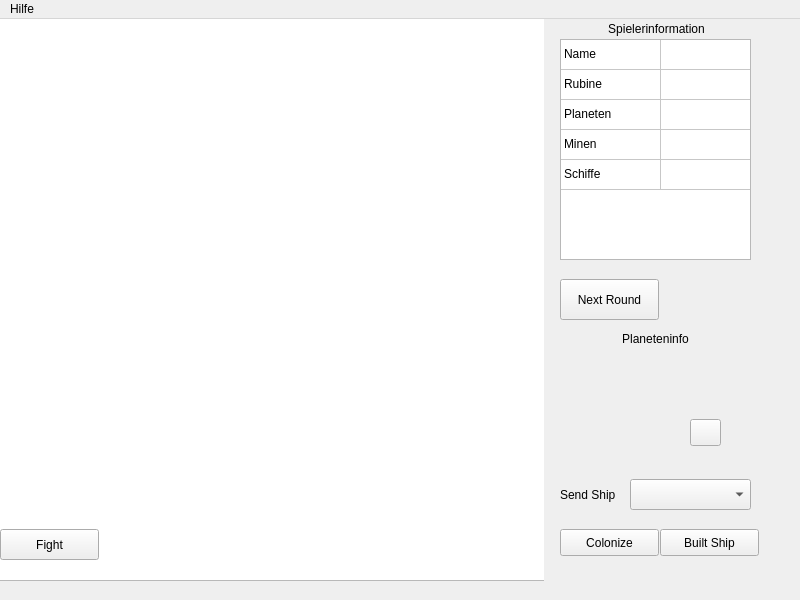
Old version of the form view2D/MainWindow2D.ui in the repository tglane/asteroids.
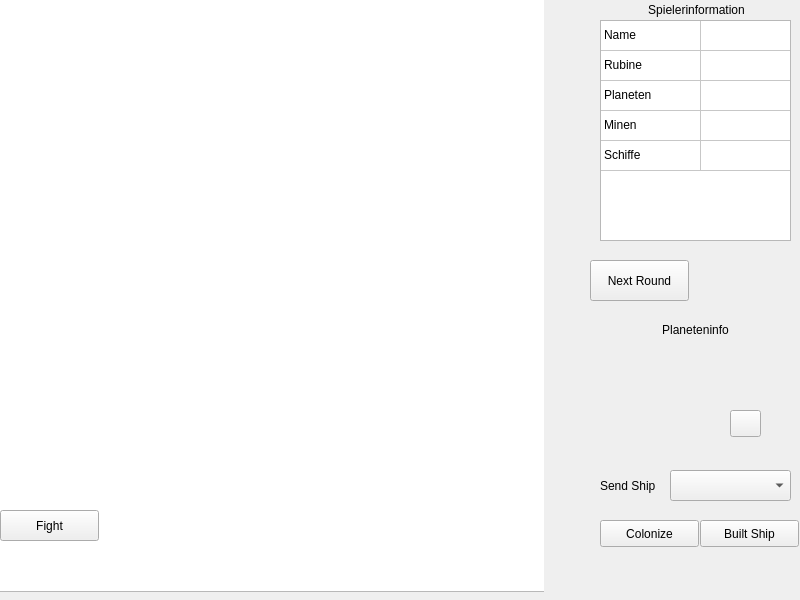
New version of the form.

Commit message: Removed command line arguments

The edit to the form file:
```diff
--- a/view2D/MainWindow2D.ui
+++ b/view2D/MainWindow2D.ui
@@ -38,7 +38,7 @@
          <x>-15</x>
          <y>-9</y>
          <width>591</width>
-         <height>571</height>
+         <height>601</height>
         </rect>
        </property>
       </widget>
@@ -74,7 +74,7 @@
       <widget class="QWidget" name="SpielerInfo" native="true">
        <property name="geometry">
         <rect>
-         <x>0</x>
+         <x>40</x>
          <y>0</y>
          <width>211</width>
          <height>251</height>
@@ -188,10 +188,10 @@
       <widget class="QWidget" name="PlanetInfo" native="true">
        <property name="geometry">
         <rect>
-         <x>0</x>
-         <y>310</y>
+         <x>40</x>
+         <y>320</y>
          <width>211</width>
-         <height>251</height>
+         <height>281</height>
         </rect>
        </property>
        <widget class="QLabel" name="PlanetenInfoLabel">
@@ -331,7 +331,7 @@
       <widget class="QPushButton" name="NextRound">
        <property name="geometry">
         <rect>
-         <x>10</x>
+         <x>40</x>
          <y>260</y>
          <width>99</width>
          <height>41</height>
@@ -344,7 +344,7 @@
       <widget class="QLabel" name="Date">
        <property name="geometry">
         <rect>
-         <x>110</x>
+         <x>160</x>
          <y>260</y>
          <width>91</width>
          <height>41</height>
@@ -358,22 +358,6 @@
     </item>
    </layout>
   </widget>
-  <widget class="QMenuBar" name="menubar">
-   <property name="geometry">
-    <rect>
-     <x>0</x>
-     <y>0</y>
-     <width>800</width>
-     <height>22</height>
-    </rect>
-   </property>
-   <widget class="QMenu" name="menuHilfe">
-    <property name="title">
-     <string>Hilfe</string>
-    </property>
-   </widget>
-   <addaction name="menuHilfe"/>
-  </widget>
  </widget>
  <resources/>
  <connections/>
```
The commit also changes 1 other file.
